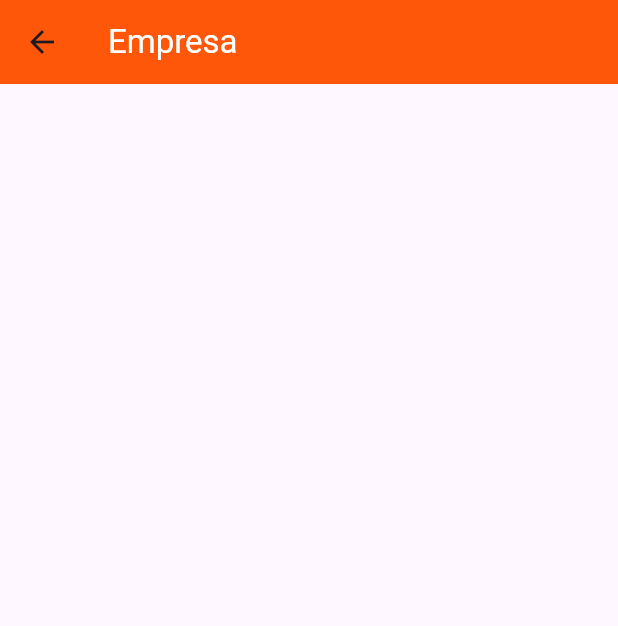
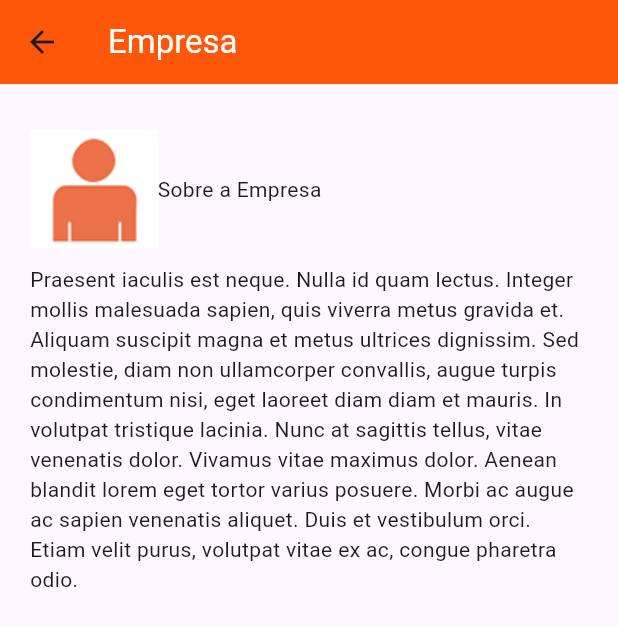
Before and after one commit to joaopaulo10101010/FlutterApkConsultoria, a Flutter app: the Empresa screen opened directly, on a phone screen of 412 x 824 dp. Shown: the top 626 px of the screen. Run offline on Flutter 3.47's test engine with Material 3 defaults, Android fonts, the phone set to English and light mode, and no system bars.

Commit message:
empresa e serviços completos

```diff
--- a/lib/views/clientes.dart
+++ b/lib/views/clientes.dart
@@ -15,6 +15,6 @@
                      )
 
 
-                     ,);;
+                     ,);
   }
 }
--- a/lib/views/contato.dart
+++ b/lib/views/contato.dart
@@ -15,6 +15,6 @@
                      )
 
 
-                     ,);;
+                     ,);
   }
 }
--- a/lib/views/empresa.dart
+++ b/lib/views/empresa.dart
@@ -11,10 +11,9 @@
   @override
   Widget build(BuildContext context) {
     return Scaffold(appBar: AppBar(backgroundColor: const Color.fromARGB(255, 255, 87, 9),
-                     title: Text("Empresa",style: TextStyle(color: const Color.fromARGB(255, 255, 255, 255)),),
-                     )
+                     title: Text("Empresa",style: TextStyle(color: const Color.fromARGB(255, 255, 255, 255)),),),
+                     body: SingleChildScrollView(child: Container(padding: EdgeInsets.all(20),child: Column(children: [Row(children: [Image.asset("imagens/detalhe_empresa.png"),SizedBox(height: 100,),Text("Sobre a Empresa"),],),Text('Praesent iaculis est neque. Nulla id quam lectus. Integer mollis malesuada sapien, quis viverra metus gravida et. Aliquam suscipit magna et metus ultrices dignissim. Sed molestie, diam non ullamcorper convallis, augue turpis condimentum nisi, eget laoreet diam diam et mauris. In volutpat tristique lacinia. Nunc at sagittis tellus, vitae venenatis dolor. Vivamus vitae maximus dolor. Aenean blandit lorem eget tortor varius posuere. Morbi ac augue ac sapien venenatis aliquet. Duis et vestibulum orci. Etiam velit purus, volutpat vitae ex ac, congue pharetra odio.')],)),)
 
-
-                     ,);
+                     );
   }
 }
```
Also changed, not shown: lib/views/servicos.dart (+3 -4 lines).
